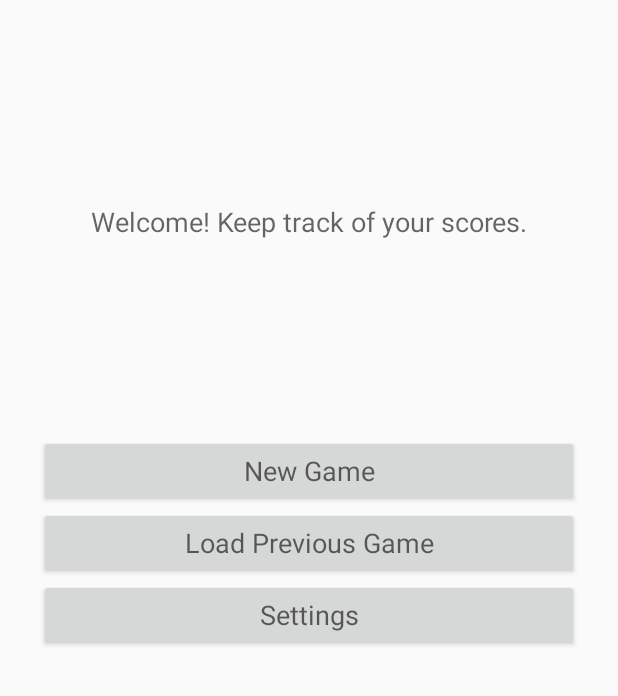
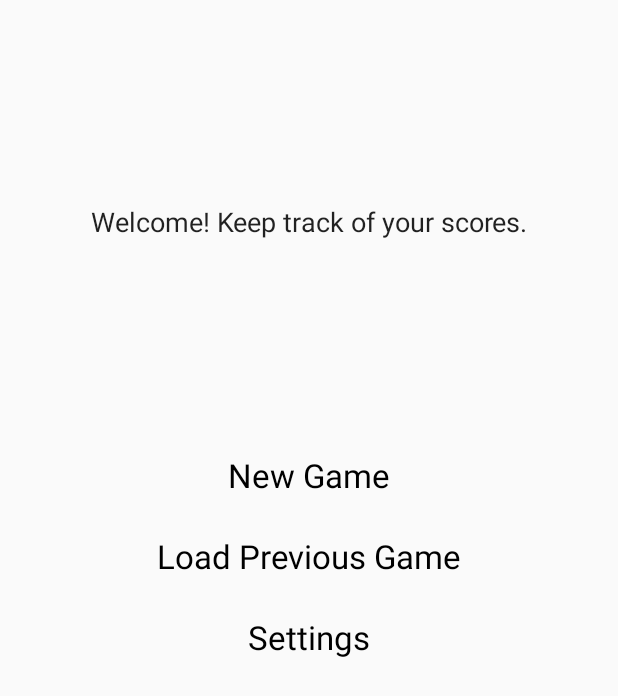
Before and after one commit to lqiu96/ScoreKeeper, an Android app: the screen it shows after launch (MainActivity), on a phone screen of 412 x 824 dp. Shown: the top 696 px of the screen. Run offline under Robolectric (Android 15) with nearby library versions, the phone set to English and light mode, and no system bars.

Commit message:
Did some work on the styling. Not my favorite thing to do.

```diff
--- a/app/src/main/res/layout/activity_main.xml
+++ b/app/src/main/res/layout/activity_main.xml
@@ -15,7 +15,7 @@
             android:layout_height="0dp"
             android:layout_weight="1"
             android:gravity="center"
-            android:textAppearance="?android:attr/textAppearanceMedium"
+            android:textAppearance="?android:attr/textAppearanceLarge"
             android:textSize="@dimen/abc_text_size_medium_material"
             android:padding="@dimen/abc_edit_text_inset_horizontal_material"/>
 
@@ -31,7 +31,9 @@
                 android:text="@string/newGame"
                 android:layout_width="match_parent"
                 android:layout_height="wrap_content"
-                android:textAppearance="?android:attr/textAppearanceMedium"
+                android:textAppearance="?android:attr/textAppearanceLarge"
+                style="?android:attr/buttonBarButtonStyle"
+                android:textColor="@color/black"
                 android:gravity="center"/>
 
         <Button
@@ -39,7 +41,9 @@
                 android:text="@string/loadGame"
                 android:layout_width="match_parent"
                 android:layout_height="wrap_content"
-                android:textAppearance="?android:attr/textAppearanceMedium"
+                android:textAppearance="?android:attr/textAppearanceLarge"
+                style="?android:attr/buttonBarButtonStyle"
+                android:textColor="@color/black"
                 android:gravity="center"/>
 
         <Button
@@ -47,7 +51,9 @@
                 android:text="@string/settings"
                 android:layout_width="match_parent"
                 android:layout_height="wrap_content"
-                android:textAppearance="?android:attr/textAppearanceMedium"
+                android:textAppearance="?android:attr/textAppearanceLarge"
+                style="?android:attr/buttonBarButtonStyle"
+                android:textColor="@color/black"
                 android:gravity="center"/>
     </LinearLayout>
 
```
Also changed, not shown: app/src/main/res/layout/player_name_row.xml (+5 -3 lines).
